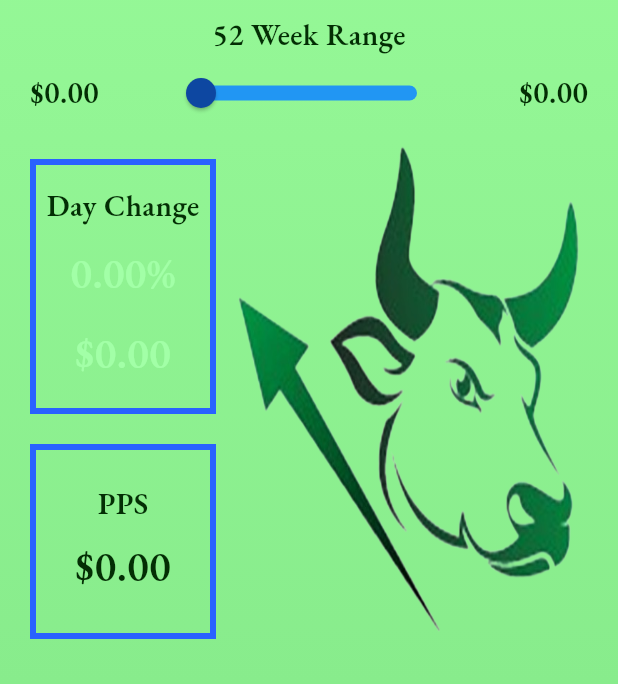
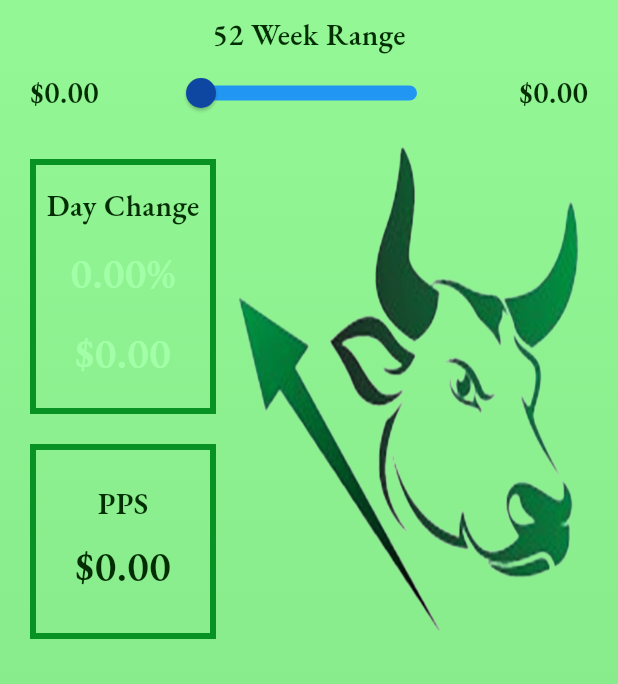
Before and after one commit to JoshMJohnson/Stock_Alert, a Flutter app: the TickerPage screen opened directly with empty values, on a phone screen of 412 x 824 dp, the part 552-1236 px from its top. Run offline on Flutter 3.47's test engine with Material 3 defaults, Android fonts, the phone set to English and light mode, and no system bars; our stand-ins replace awesome_notifications, shared_preferences, sqflite; missing offline and left inert: fading_edge_scrollview; accounts and stored records are empty.

Commit message:
Update theme.dart

```diff
--- a/lib/theme.dart
+++ b/lib/theme.dart
@@ -87,11 +87,11 @@ ThemeData lightMode = ThemeData(
   ),
   // border; popup/tickerPage
   cardTheme: const CardTheme(
-    color: Color(0xFF2962FF),
+    color: Color.fromARGB(255, 8, 146, 35),
   ),
   // popup displays
   dialogTheme: const DialogTheme(
-    backgroundColor: Color.fromARGB(255, 255, 48, 48),
+    backgroundColor: Color.fromARGB(255, 97, 236, 102),
   ),
 );
 
```
